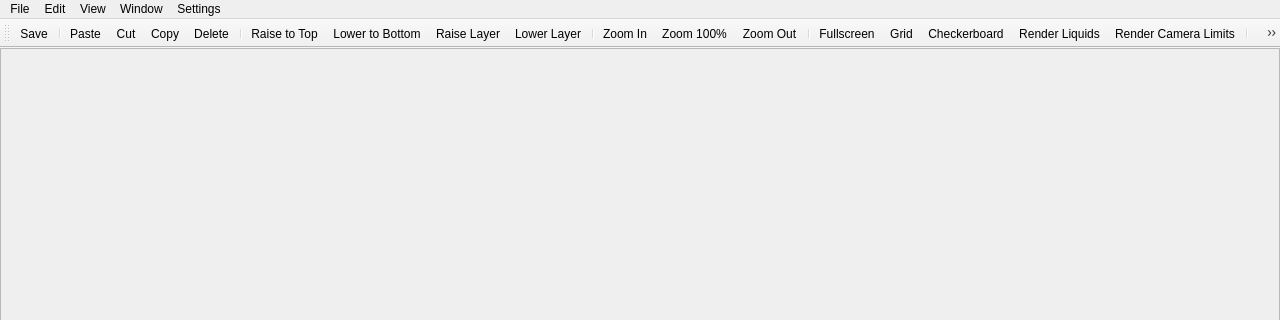
ExplosBlue/CoinKiller, file leveleditor/leveleditorwindow.ui: the form before one commit; both pictures show x 0 to 1280 and y 0 to 320 of the 1280 by 700 pixel window.
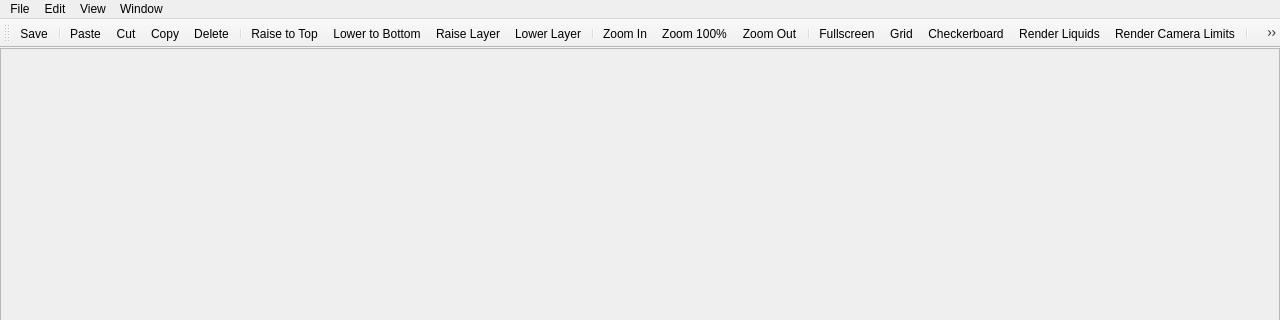
The form after the commit.

Commit message: Implement settings dialog

```diff
--- a/leveleditor/leveleditorwindow.ui
+++ b/leveleditor/leveleditorwindow.ui
@@ -61,7 +61,7 @@
      <x>0</x>
      <y>0</y>
      <width>1280</width>
-     <height>22</height>
+     <height>21</height>
     </rect>
    </property>
    <widget class="QMenu" name="menuFile">
@@ -111,15 +111,6 @@
     <addaction name="actionLowerLayer"/>
     <addaction name="separator"/>
    </widget>
-   <widget class="QMenu" name="menuSettings">
-    <property name="title">
-     <string>Settings</string>
-    </property>
-    <addaction name="actionSetBackgroundColor"/>
-    <addaction name="actionResetBackgroundColor"/>
-    <addaction name="actionSelectAfterPlacement"/>
-    <addaction name="actionHideStatusbar"/>
-   </widget>
    <widget class="QMenu" name="menuWindow">
     <property name="title">
      <string>Window</string>
@@ -132,7 +123,6 @@
    <addaction name="menuEdit"/>
    <addaction name="menuView"/>
    <addaction name="menuWindow"/>
-   <addaction name="menuSettings"/>
   </widget>
   <widget class="QStatusBar" name="statusbar"/>
   <widget class="QToolBar" name="toolBar">
```
Left out of the diff: 47 changed lines with no effect on the pictures. The commit also changes 8 other files.
